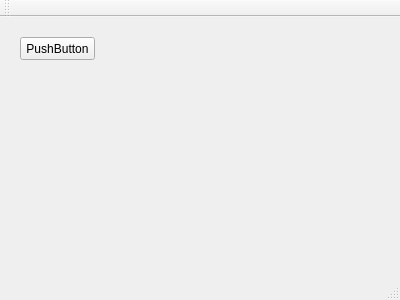
Before: the Qt Designer form CVCourseProject/mainwindow.ui in AKorney/astu, drawn with Qt 5.
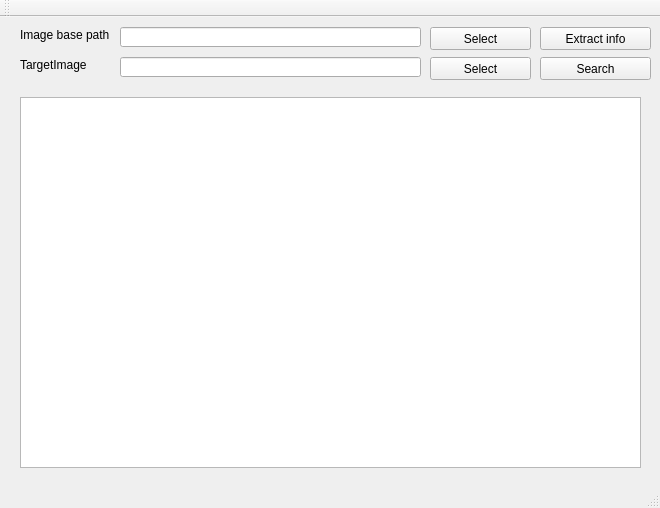
After: the same form once the commit is applied.

The edit to the form file:
```diff
--- a/CVCourseProject/mainwindow.ui
+++ b/CVCourseProject/mainwindow.ui
@@ -6,8 +6,8 @@
    <rect>
     <x>0</x>
     <y>0</y>
-    <width>400</width>
-    <height>300</height>
+    <width>660</width>
+    <height>508</height>
    </rect>
   </property>
   <property name="windowTitle">
@@ -17,14 +17,109 @@
    <widget class="QPushButton" name="pushButton">
     <property name="geometry">
      <rect>
+      <x>540</x>
+      <y>10</y>
+      <width>111</width>
+      <height>23</height>
+     </rect>
+    </property>
+    <property name="text">
+     <string>Extract info</string>
+    </property>
+   </widget>
+   <widget class="QLineEdit" name="lineEdit">
+    <property name="geometry">
+     <rect>
+      <x>120</x>
+      <y>10</y>
+      <width>301</width>
+      <height>20</height>
+     </rect>
+    </property>
+   </widget>
+   <widget class="QLabel" name="label">
+    <property name="geometry">
+     <rect>
       <x>20</x>
-      <y>20</y>
-      <width>75</width>
+      <y>10</y>
+      <width>91</width>
+      <height>16</height>
+     </rect>
+    </property>
+    <property name="text">
+     <string>Image base path</string>
+    </property>
+   </widget>
+   <widget class="QPushButton" name="pushButton_2">
+    <property name="geometry">
+     <rect>
+      <x>430</x>
+      <y>10</y>
+      <width>101</width>
       <height>23</height>
      </rect>
     </property>
     <property name="text">
-     <string>PushButton</string>
+     <string>Select</string>
+    </property>
+   </widget>
+   <widget class="QLabel" name="label_2">
+    <property name="geometry">
+     <rect>
+      <x>20</x>
+      <y>40</y>
+      <width>81</width>
+      <height>16</height>
+     </rect>
+    </property>
+    <property name="text">
+     <string>TargetImage</string>
+    </property>
+   </widget>
+   <widget class="QLineEdit" name="lineEdit_2">
+    <property name="geometry">
+     <rect>
+      <x>120</x>
+      <y>40</y>
+      <width>301</width>
+      <height>20</height>
+     </rect>
+    </property>
+   </widget>
+   <widget class="QPushButton" name="pushButton_3">
+    <property name="geometry">
+     <rect>
+      <x>430</x>
+      <y>40</y>
+      <width>101</width>
+      <height>23</height>
+     </rect>
+    </property>
+    <property name="text">
+     <string>Select</string>
+    </property>
+   </widget>
+   <widget class="QPushButton" name="pushButton_4">
+    <property name="geometry">
+     <rect>
+      <x>540</x>
+      <y>40</y>
+      <width>111</width>
+      <height>23</height>
+     </rect>
+    </property>
+    <property name="text">
+     <string>Search</string>
+    </property>
+   </widget>
+   <widget class="QGraphicsView" name="graphicsView">
+    <property name="geometry">
+     <rect>
+      <x>20</x>
+      <y>80</y>
+      <width>621</width>
+      <height>371</height>
+     </rect>
     </property>
    </widget>
   </widget>
```
Left out of the diff: 55 changed lines with no effect on the pictures.
